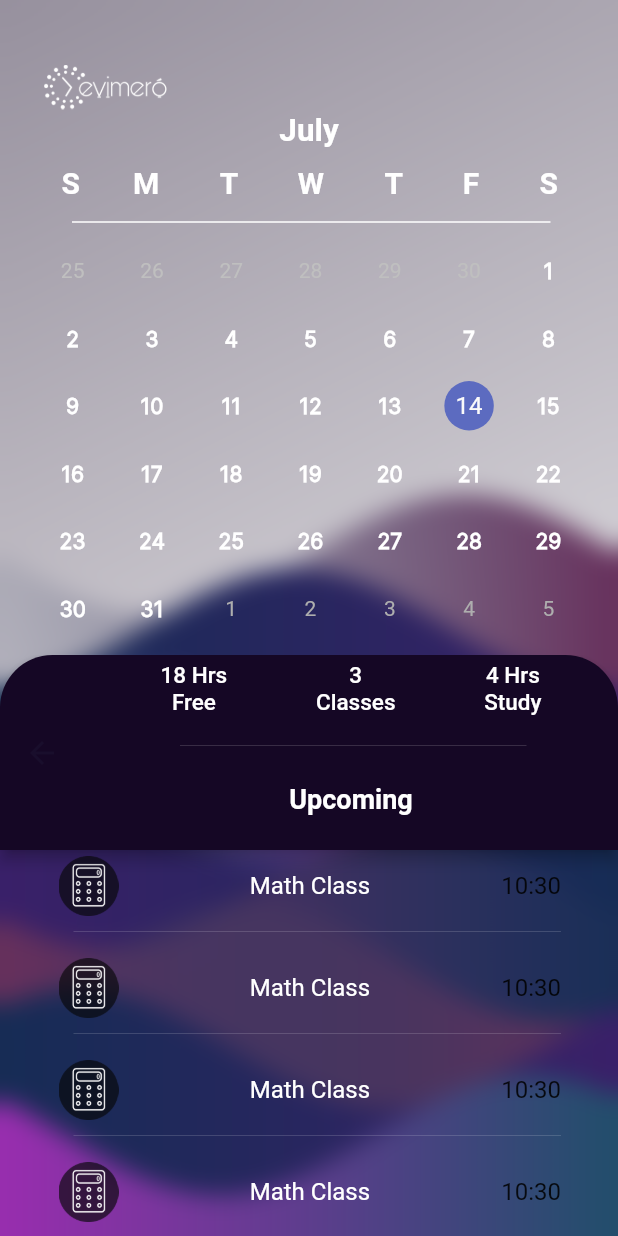
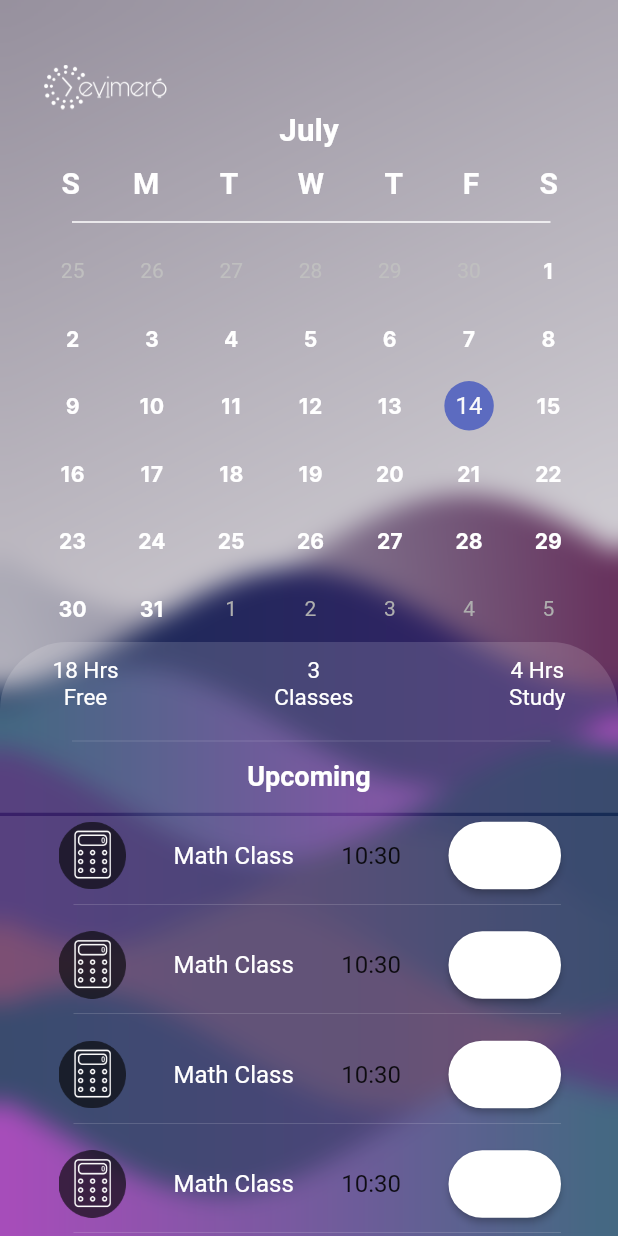
Before and after one commit to RomyBatistaBrea/CrossPlatformProject, a Flutter app: the Home screen opened directly, on a phone screen of 412 x 824 dp. Run offline on Flutter 3.47's test engine with Material 2 defaults, Android fonts, the phone set to English and light mode, and no system bars; drawn by our look-alikes of table_calendar, wave.

Commit message:
Small Update

```diff
--- a/lib/main.dart
+++ b/lib/main.dart
@@ -1,7 +1,7 @@
 import 'package:flutter/material.dart';
-import 'package:evimero/pages/Profile/profile.dart';
-import 'package:evimero/theme/light_theme.dart';
-import 'package:evimero/theme/dark_theme.dart';
+import 'theme/light_theme.dart';
+import 'theme/dark_theme.dart';
+import 'pages/Profile/profile.dart';
 import 'pages/Login/login.dart';
 import 'pages/Home/home.dart';
 
@@ -19,7 +19,7 @@ class Evimero extends StatelessWidget {
       debugShowCheckedModeBanner: false,
       theme: lightTheme,
       darkTheme: darkTheme,
-      home: const Login(),
+      home: const Home(),
     );
   }
 }
--- a/lib/pages/Home/home.dart
+++ b/lib/pages/Home/home.dart
@@ -1,3 +1,4 @@
+import 'package:evimero/pages/Home/home_components/daily_update_container.dart';
 import 'package:flutter/material.dart';
 import 'package:evimero/global_components/waves.dart';
 import 'package:evimero/pages/Home/home_components/draggable_sheet.dart';
@@ -115,9 +116,10 @@ class _HomeState extends State<Home> {
               Padding(
                   padding: const EdgeInsets.fromLTRB(22, 0, 20, 0),
                   child: calendarContent())
-            ]))
+            ])),
+        UpdateTab()
       ]),
-      const DraggableSheet()
+      Positioned(child: const DraggableSheet()),
     ]);
   }
 
--- /dev/null
+++ b/lib/pages/Home/home_components/daily_update_container.dart
@@ -0,0 +1,73 @@
+import 'package:flutter/material.dart';
+import '../../../theme/constants/font_color.dart';
+
+class UpdateTab extends StatefulWidget {
+  const UpdateTab({super.key});
+
+  @override
+  State<UpdateTab> createState() => _UpdateTabState();
+}
+
+class _UpdateTabState extends State<UpdateTab> {
+  @override
+  Widget build(BuildContext context) {
+    return Container(
+      decoration: const BoxDecoration(
+          color: Color.fromARGB(38, 255, 255, 255),
+          borderRadius: BorderRadius.vertical(top: Radius.circular(45))),
+      child: Column(children: [
+        const Row(
+          mainAxisAlignment: MainAxisAlignment.center,
+          children: [
+            Padding(
+              padding: EdgeInsets.fromLTRB(35, 10, 0, 10),
+              child: Text(
+                '18 Hrs\nFree',
+                textAlign: TextAlign.center,
+                style: TextStyle(color: fontColor, fontSize: 15),
+              ),
+            ),
+            Spacer(),
+            Padding(
+              padding: EdgeInsets.fromLTRB(35, 10, 35, 10),
+              child: Text(
+                '3\nClasses',
+                textAlign: TextAlign.center,
+                style: TextStyle(color: fontColor, fontSize: 15),
+              ),
+            ),
+            Spacer(),
+            Padding(
+              padding: EdgeInsets.fromLTRB(0, 10, 35, 10),
+              child: Text(
+                '4 Hrs\nStudy',
+                textAlign: TextAlign.center,
+                style: TextStyle(color: fontColor, fontSize: 15),
+              ),
+            )
+          ],
+        ),
+        const Divider(
+          color: Colors.white,
+          height: 20,
+          indent: 48,
+          endIndent: 45,
+          thickness: 0.1,
+        ),
+        SizedBox(
+          height: 37.75,
+          child: Padding(
+            padding: const EdgeInsets.only(top: 3),
+            child: Text(
+              'Upcoming',
+              style: TextStyle(
+                  color: Theme.of(context).colorScheme.primary,
+                  fontWeight: FontWeight.bold,
+                  fontSize: 18),
+            ),
+          ),
+        ),
+      ]),
+    );
+  }
+}
--- a/lib/pages/Home/home_components/draggable_sheet.dart
+++ b/lib/pages/Home/home_components/draggable_sheet.dart
@@ -1,4 +1,4 @@
-import 'package:evimero/constants/font_color.dart';
+import 'package:evimero/theme/constants/font_color.dart';
 import 'package:flutter/material.dart';
 import 'package:evimero/pages/Home/home_components/user_data_model_components.data/event_types.dart';
 
@@ -27,7 +27,7 @@ class _DraggableSheetState extends State<DraggableSheet> {
 
   @override
   Widget build(BuildContext context) {
-    double dragSheetHeight = (MediaQuery.of(context).size.height * 0.47) /
+    double dragSheetHeight = (MediaQuery.of(context).size.height * 0.34) /
         MediaQuery.of(context).size.height;
     return DraggableScrollableSheet(
         initialChildSize: dragSheetHeight,
@@ -35,75 +35,10 @@ class _DraggableSheetState extends State<DraggableSheet> {
         maxChildSize: dragSheetHeight,
         builder: (BuildContext context, ScrollController scrollController) {
           return CustomScrollView(controller: scrollController, slivers: [
-            SliverAppBar(
-                backgroundColor: Theme.of(context).scaffoldBackgroundColor,
-                pinned: true,
-                floating: true,
-                forceElevated: true,
-                toolbarHeight: 130,
-                expandedHeight: 130,
-                shape: const RoundedRectangleBorder(
-                    borderRadius:
-                        BorderRadius.vertical(top: Radius.circular(35))),
-                title: Column(children: [
-                  const Row(
-                    mainAxisAlignment: MainAxisAlignment.center,
-                    children: [
-                      Padding(
-                        padding: EdgeInsets.fromLTRB(35, 5, 0, 10),
-                        child: Text(
-                          '18 Hrs\nFree',
-                          textAlign: TextAlign.center,
-                          style: TextStyle(color: fontColor, fontSize: 15),
-                        ),
-                      ),
-                      Spacer(),
-                      Padding(
-                        padding: EdgeInsets.fromLTRB(35, 5, 35, 10),
-                        child: Text(
-                          '3\nClasses',
-                          textAlign: TextAlign.center,
-                          style: TextStyle(color: fontColor, fontSize: 15),
-                        ),
-                      ),
-                      Spacer(),
-                      Padding(
-                        padding: EdgeInsets.fromLTRB(0, 5, 35, 10),
-                        child: Text(
-                          '4 Hrs\nStudy',
-                          textAlign: TextAlign.center,
-                          style: TextStyle(color: fontColor, fontSize: 15),
-                        ),
-                      )
-                    ],
-                  ),
-                  const Divider(
-                    color: Colors.white,
-                    height: 20,
-                    indent: 48,
-                    endIndent: 45,
-                    thickness: 0.1,
-                  ),
-                  SizedBox(
-                    height: 60,
-                    child: Padding(
-                      padding: const EdgeInsets.only(top: 15),
-                      child: Text(
-                        'Upcoming',
-                        style: TextStyle(
-                            color: Theme.of(context).colorScheme.primary,
-                            fontWeight: FontWeight.bold,
-                            fontSize: 18),
-                      ),
-                    ),
-                  ),
-                ])),
             SliverToBoxAdapter(
               child: Container(
                   decoration: const BoxDecoration(
-                      borderRadius:
-                          BorderRadius.vertical(top: Radius.circular(45)),
-                      color: Color.fromARGB(0, 0, 0, 0)),
+                      color: Color.fromARGB(38, 255, 255, 255)),
                   child: ListView.builder(
                       shrinkWrap: true,
                       physics: const NeverScrollableScrollPhysics(),
--- a/lib/pages/Home/home_components/user_data_model_components.data/event_types.dart
+++ b/lib/pages/Home/home_components/user_data_model_components.data/event_types.dart
@@ -1,3 +1,5 @@
+import 'package:evimero/theme/constants/font_color.dart';
+import 'package:evimero/theme/dark_theme.dart';
 import 'package:flutter/material.dart';
 
 class Event extends StatefulWidget {
@@ -43,7 +45,7 @@ class _EventState extends State<Event> {
   Widget build(BuildContext context) {
     return Column(children: [
       SizedBox(
-        height: 40,
+        height: 45,
         child: Padding(
           padding: const EdgeInsets.only(left: 10, right: 22),
           child: Row(children: [
@@ -54,7 +56,26 @@ class _EventState extends State<Event> {
               style: TextStyle(color: Theme.of(context).colorScheme.primary),
             ),
             const Spacer(),
-            Text('$hour:$minute')
+            Text('$hour:$minute'),
+            const Spacer(),
+            SizedBox(
+              width: 75,
+              height: 60,
+              child: ElevatedButton(
+                  onPressed: () {},
+                  style: ElevatedButton.styleFrom(
+                    backgroundColor: Theme.of(context).colorScheme.surface,
+                    shape: RoundedRectangleBorder(
+                      borderRadius: BorderRadius.circular(25),
+                    ),
+                  ),
+                  child: const Text("Done",
+                      style: TextStyle(
+                        color: fontColor,
+                        fontFamily: 'inter',
+                        fontSize: 15,
+                      ))),
+            )
           ]),
         ),
       ),
--- a/lib/pages/Login/login.dart
+++ b/lib/pages/Login/login.dart
@@ -90,7 +90,7 @@ class Login extends StatelessWidget {
                   Container(
                       constraints: const BoxConstraints(maxWidth: 300),
                       // Set the maximum width
-                      width: currentWidth * .5,
+                      width: currentWidth * .55,
                       child: Image.asset(imageSite)),
                   // Space between things
                   const SizedBox(height: 20),
@@ -99,9 +99,10 @@ class Login extends StatelessWidget {
                     'Welcome',
                     style: TextStyle(
                       fontFamily: "Inter",
+                      fontWeight: FontWeight.w100,
                       letterSpacing: 5,
                       color: Colors.white,
-                      fontSize: 32,
+                      fontSize: 33,
                     ),
                   ),
 
--- a/lib/pages/Login/login_components/dialog_box_question_mark.dart
+++ b/lib/pages/Login/login_components/dialog_box_question_mark.dart
@@ -1,5 +1,5 @@
 import 'package:flutter/material.dart';
-import 'package:evimero/constants/font_color.dart';
+import 'package:evimero/theme/constants/font_color.dart';
 import 'package:flutter/cupertino.dart';
 import 'package:flutter/gestures.dart';
 import 'package:url_launcher/url_launcher.dart';
--- a/lib/theme/dark_theme.dart
+++ b/lib/theme/dark_theme.dart
@@ -1,3 +1,4 @@
+import 'package:evimero/theme/constants/font_color.dart';
 import 'package:flutter/material.dart';
 
 ThemeData darkTheme = ThemeData(
@@ -36,7 +37,7 @@ ThemeData darkTheme = ThemeData(
     outline: const Color.fromARGB(255, 37, 38, 51),
     outlineVariant: const Color.fromARGB(255, 20, 18, 19),
     surface:
-        const Color.fromARGB(255, 133, 133, 133), // Used for dark mode buttons
+        Color.fromARGB(255, 71, 71, 71), // Used for dark mode buttons
     surfaceVariant: const Color.fromARGB(255, 53, 221, 182),
     brightness: Brightness.light,
   ),
--- a/pubspec.yaml
+++ b/pubspec.yaml
@@ -33,4 +33,4 @@ flutter:
   fonts:
     - family: Inter
       fonts:
-        - asset: fonts/Inter-Regular.ttf
+        - asset: fonts/Inter-VariableFont.ttf
```
Also changed, not shown: fonts/Inter-Regular.ttf (deleted), fonts/Inter-VariableFont.ttf (added), lib/theme/constants/font_color.dart (renamed from lib/constants/font_color.dart).
